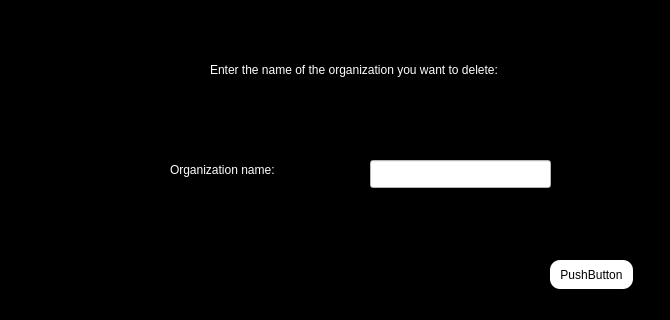
First picture: the form in entrance_organ/removing_organization.ui, repository Shayanrava/APproject, before the edit.
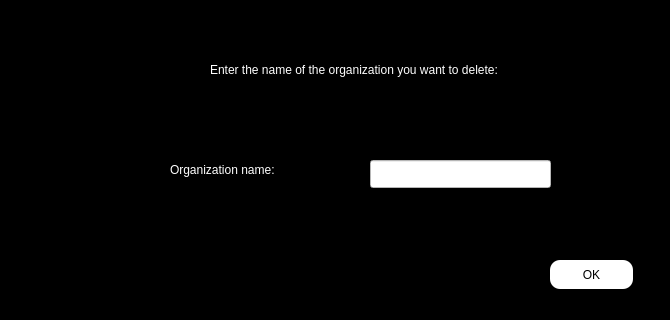
Second picture: the form after the edit.

```diff
--- a/entrance_organ/removing_organization.ui
+++ b/entrance_organ/removing_organization.ui
@@ -76,7 +76,7 @@
 }</string>
    </property>
    <property name="text">
-    <string>PushButton</string>
+    <string>OK</string>
    </property>
   </widget>
   <widget class="QLabel" name="labe_remove_name">
```
